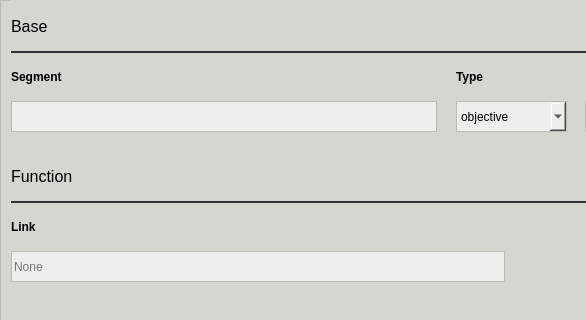
pyanno4rt/pyanno4rt, file pyanno4rt/gui/designs/components/support_vector_machine_ntcp_window.ui: the form before one commit; both pictures show x 0 to 586 and y 0 to 320 of the 720 by 431 pixel window.
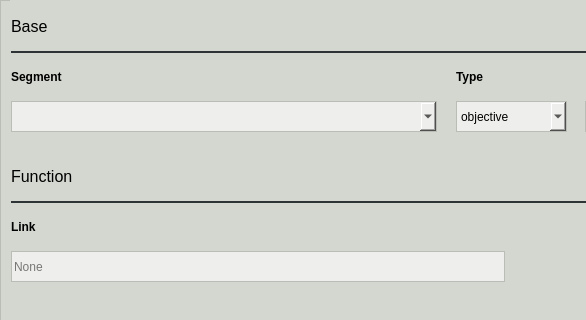
The form after the commit. Icons and pictures are not drawn.

Commit message: Added status bar to GUI, added automatic loading of segment names, adapted segment input fields, recompiled component windows

The edit to the form file:
```diff
--- a/pyanno4rt/gui/designs/components/support_vector_machine_ntcp_window.ui
+++ b/pyanno4rt/gui/designs/components/support_vector_machine_ntcp_window.ui
@@ -58,7 +58,7 @@
      <property name="geometry">
       <rect>
        <x>0</x>
-       <y>-1122</y>
+       <y>0</y>
        <width>690</width>
        <height>1931</height>
       </rect>
@@ -205,22 +205,6 @@
        <string notr="true">border-color: rgb(46, 52, 54);</string>
       </property>
      </widget>
-     <widget class="QLineEdit" name="segment_ledit">
-      <property name="geometry">
-       <rect>
-        <x>0</x>
-        <y>100</y>
-        <width>426</width>
-        <height>31</height>
-       </rect>
-      </property>
-      <property name="styleSheet">
-       <string notr="true">color: rgb(0, 0, 0);
-background-color: rgb(238, 238, 236);
-border: 1px solid;
-border-color: rgb(186, 189, 182);</string>
-      </property>
-     </widget>
      <widget class="QLabel" name="type_label">
       <property name="geometry">
        <rect>
@@ -2230,6 +2214,28 @@
        <set>Qt::AlignCenter</set>
       </property>
      </widget>
+     <widget class="QComboBox" name="segment_cbox">
+      <property name="geometry">
+       <rect>
+        <x>0</x>
+        <y>100</y>
+        <width>426</width>
+        <height>31</height>
+       </rect>
+      </property>
+      <property name="cursor">
+       <cursorShape>PointingHandCursor</cursorShape>
+      </property>
+      <property name="styleSheet">
+       <string notr="true">color: rgb(0, 0, 0);
+background-color: rgb(238, 238, 236);
+border: 1px solid;
+border-color: rgb(186, 189, 182);</string>
+      </property>
+      <property name="currentIndex">
+       <number>-1</number>
+      </property>
+     </widget>
     </widget>
    </widget>
   </widget>
```
The commit also changes 82 other files.
